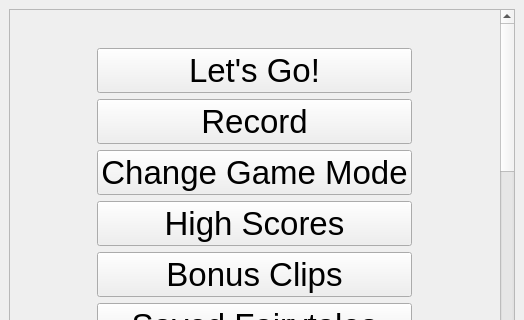
Before: the Qt Designer form ui/mainwindow.ui in tdauth/gustavsfairyland, drawn with Qt 5; both pictures show x 0 to 524 and y 0 to 320 of the 524 by 653 pixel window.
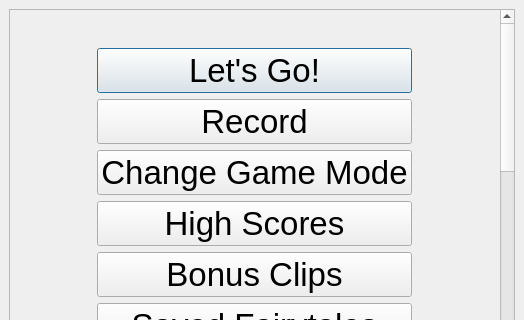
After: the same form once the commit is applied. Icons and pictures are not drawn.

Commit message: Focus quick game button

```diff
--- a/ui/mainwindow.ui
+++ b/ui/mainwindow.ui
@@ -194,6 +194,12 @@
                <height>32</height>
               </size>
              </property>
+             <property name="autoDefault">
+              <bool>true</bool>
+             </property>
+             <property name="default">
+              <bool>true</bool>
+             </property>
             </widget>
            </item>
            <item row="7" column="0">
```
The commit also changes 1 other file.
